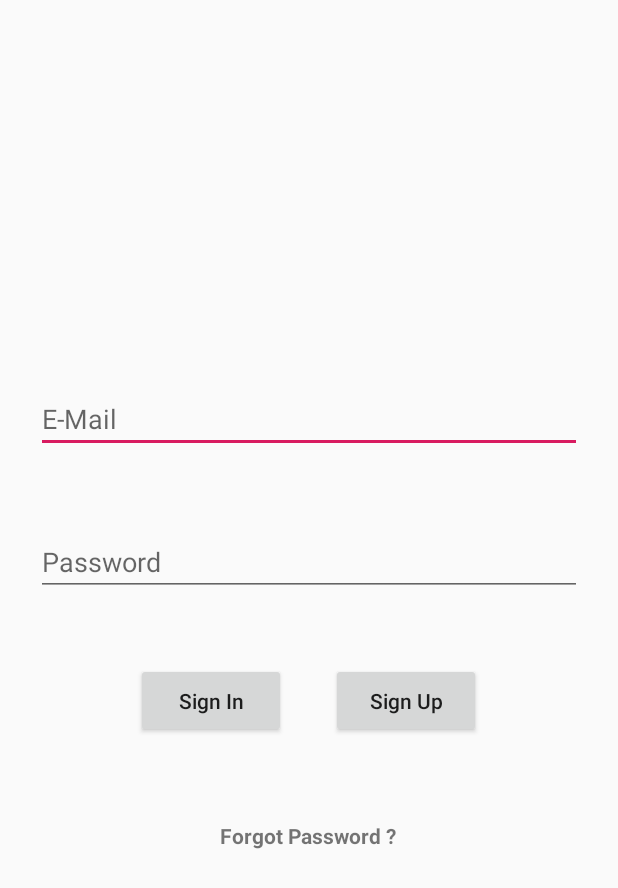
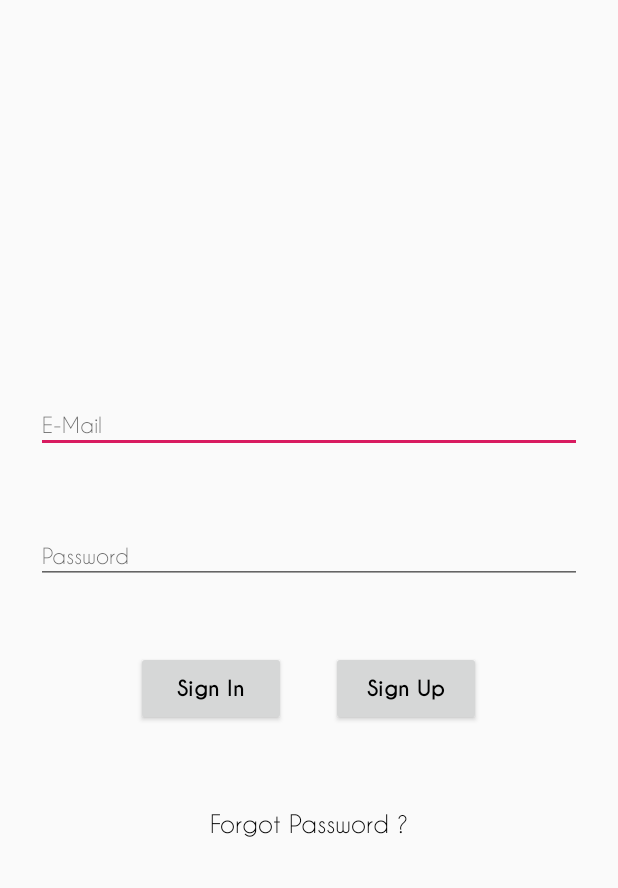
Before and after one commit to barisalgul/instravel, an Android app: the screen it shows after launch (SignActivity), on a phone screen of 412 x 824 dp. Shown: the top 888 px of the screen. Run offline under Robolectric (Android 15) with nearby library versions, the phone set to English and light mode, and no system bars; our stand-ins replace Firebase (no records; nobody signed in at launch, a user with empty details on screens opened directly).

Commit message:
* Font styles added. * Null exceptions fixed in Sign Activity.

```diff
--- a/app/src/main/java/com/barisalgul/instravel/model/PostModel.java
+++ b/app/src/main/java/com/barisalgul/instravel/model/PostModel.java
@@ -1,5 +1,4 @@
 package com.barisalgul.instravel.model;
-
 
 import com.google.firebase.Timestamp;
 
--- a/app/src/main/res/layout/activity_sign.xml
+++ b/app/src/main/res/layout/activity_sign.xml
@@ -20,6 +20,7 @@
             android:layout_width="match_parent"
             android:layout_height="wrap_content"
             android:hint="@string/user_email"
+            style="@style/AppTextStyle"
             android:inputType="textEmailAddress"
             android:maxLength="50" />
 
@@ -28,6 +29,7 @@
             android:layout_width="match_parent"
             android:layout_height="wrap_content"
             android:layout_marginTop="50dp"
+            style="@style/AppTextStyle"
             android:hint="@string/user_password"
             android:inputType="textPassword"
             android:maxLength="16" />
@@ -46,7 +48,7 @@
                 android:minHeight="50dp"
                 android:onClick="signin"
                 android:text="@string/sign_in"
-                android:textAllCaps="false" />
+                style="@style/SignTextStyle" />
 
             <Button
                 android:layout_width="wrap_content"
@@ -55,8 +57,8 @@
                 android:minWidth="100dp"
                 android:minHeight="50dp"
                 android:onClick="signup"
-                android:text="@string/sign_up"
-                android:textAllCaps="false" />
+                style="@style/SignTextStyle"
+                android:text="@string/sign_up" />
 
         </LinearLayout>
 
@@ -64,9 +66,9 @@
             android:layout_marginTop="50dp"
             android:layout_width="wrap_content"
             android:layout_height="wrap_content"
-            android:textStyle="bold"
-            android:textAllCaps="false"
             android:text="@string/user_forgot_password"
+            style="@style/AppTextStyle"
+            android:textSize="16sp"
             android:onClick="forgotPassword"/>
 
     </LinearLayout>
--- a/app/src/main/res/layout/activity_upload.xml
+++ b/app/src/main/res/layout/activity_upload.xml
@@ -8,8 +8,8 @@
 
     <ImageView
         android:id="@+id/imageViewGallery"
-        android:layout_width="172dp"
-        android:layout_height="91dp"
+        android:layout_width="216dp"
+        android:layout_height="132dp"
         android:layout_marginStart="26dp"
         android:layout_marginTop="74dp"
         android:layout_marginEnd="26dp"
--- a/app/src/main/res/values/colors.xml
+++ b/app/src/main/res/values/colors.xml
@@ -3,4 +3,5 @@
     <color name="colorPrimary">#008577</color>
     <color name="colorPrimaryDark">#00574B</color>
     <color name="colorAccent">#D81B60</color>
+    <color name="textColor">#000000</color>
 </resources>
--- a/app/src/main/res/values/strings.xml
+++ b/app/src/main/res/values/strings.xml
@@ -8,4 +8,5 @@
     <string name="post_add">Add Post</string>
     <string name="user_sign_out">Sign Out</string>
     <string name="comment">Comment</string>
+    <string name="error_fill_blanks">Please, Check your credentials.</string>
 </resources>
--- a/app/src/main/res/values/styles.xml
+++ b/app/src/main/res/values/styles.xml
@@ -8,4 +8,16 @@
         <item name="colorAccent">@color/colorAccent</item>
     </style>
 
+    <style name="AppTextStyle" parent="Widget.AppCompat.TextView">
+        <item name="textAllCaps">false</item>
+        <item name="android:fontFamily">@font/caviardreams</item>
+        <item name="android:textColor">@color/textColor</item>
+    </style>
+
+    <style name="SignTextStyle" parent="Widget.AppCompat.Button">
+        <item name="android:textColor">@color/textColor</item>
+        <item name="textAllCaps">false</item>
+        <item name="android:fontFamily">@font/caviardreamsbold</item>
+    </style>
+
 </resources>
```
Also changed, not shown: app/src/main/java/com/barisalgul/instravel/SignActivity.java (+11 -0 lines), app/src/main/res/font-v26/fonts.xml (added, +11 -0 lines), app/src/main/res/font/fonts.xml (added, +11 -0 lines), app/src/main/res/layout/item_post.xml (+7 -2 lines), app/src/main/res/font/caviardreams.ttf (added), app/src/main/res/font/caviardreamsbold.ttf (added).
